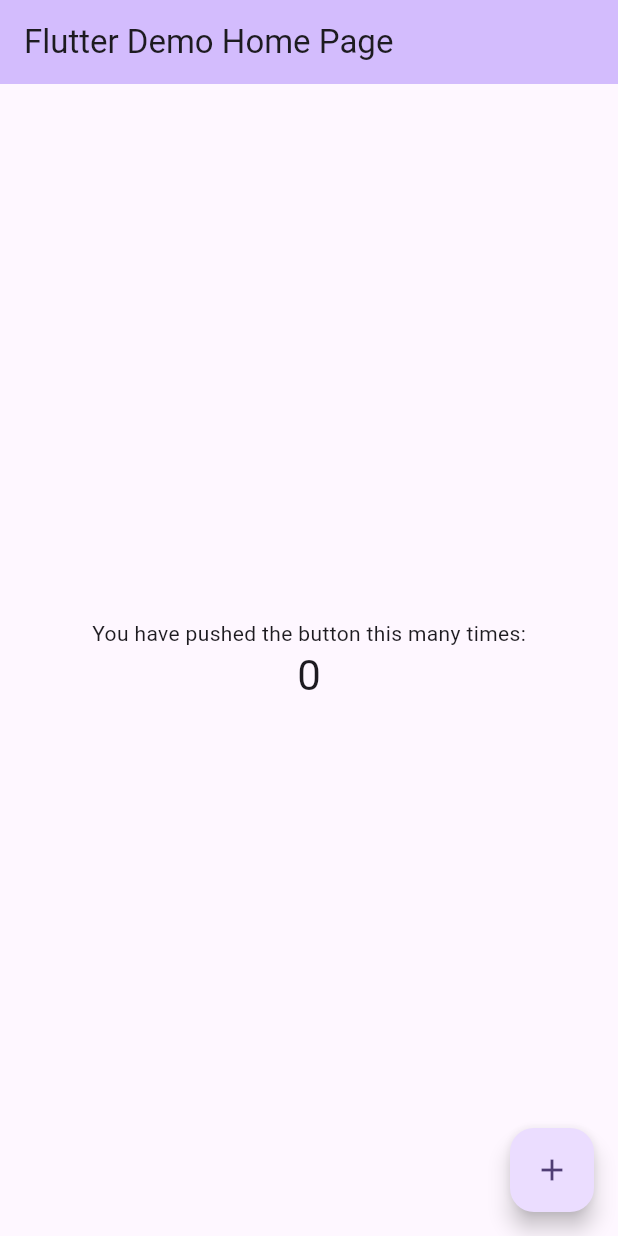
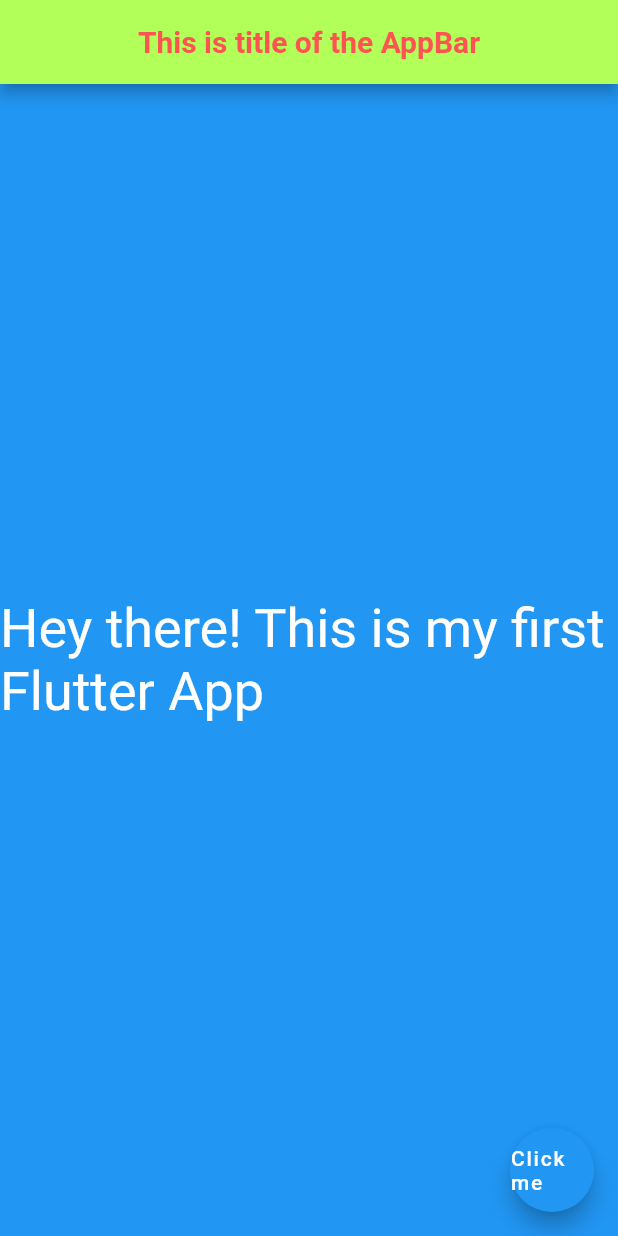
Before and after one commit to AzureSky007/app_1, a Flutter app: the screen it shows after launch, on a phone screen of 412 x 824 dp. Run offline on Flutter 3.47's test engine with Material 2 defaults, Android fonts, the phone set to English and light mode, and no system bars.

Commit message:
First Commit

```diff
--- a/lib/main.dart
+++ b/lib/main.dart
@@ -1,125 +1,26 @@
 import 'package:flutter/material.dart';
 
 void main() {
-  runApp(const MyApp());
+  runApp(
+      MaterialApp(
+          home: Scaffold(
+              backgroundColor: Colors.blue,
+              appBar: AppBar(
+                backgroundColor: Colors.lightGreenAccent,
+                centerTitle: true,
+                title: Text('This is title of the AppBar', style: TextStyle(
+                  color: Colors.redAccent, fontWeight: FontWeight.bold
+                ),)
+                ),
+            body: Center(
+              child: Text("Hey there! This is my first Flutter App", style: TextStyle(
+                fontSize: 36, color: Colors.white
+              ),),
+            ),
+            floatingActionButton: FloatingActionButton(
+              onPressed: () {},
+              child: Text('Click me'),
+            ),
+            )
+  ));
 }
-
-class MyApp extends StatelessWidget {
-  const MyApp({super.key});
-
-  // This widget is the root of your application.
-  @override
-  Widget build(BuildContext context) {
-    return MaterialApp(
-      title: 'Flutter Demo',
-      theme: ThemeData(
-        // This is the theme of your application.
-        //
-        // TRY THIS: Try running your application with "flutter run". You'll see
-        // the application has a blue toolbar. Then, without quitting the app,
-        // try changing the seedColor in the colorScheme below to Colors.green
-        // and then invoke "hot reload" (save your changes or press the "hot
-        // reload" button in a Flutter-supported IDE, or press "r" if you used
-        // the command line to start the app).
-        //
-        // Notice that the counter didn't reset back to zero; the application
-        // state is not lost during the reload. To reset the state, use hot
-        // restart instead.
-        //
-        // This works for code too, not just values: Most code changes can be
-        // tested with just a hot reload.
-        colorScheme: ColorScheme.fromSeed(seedColor: Colors.deepPurple),
-        useMaterial3: true,
-      ),
-      home: const MyHomePage(title: 'Flutter Demo Home Page'),
-    );
-  }
-}
-
-class MyHomePage extends StatefulWidget {
-  const MyHomePage({super.key, required this.title});
-
-  // This widget is the home page of your application. It is stateful, meaning
-  // that it has a State object (defined below) that contains fields that affect
-  // how it looks.
-
-  // This class is the configuration for the state. It holds the values (in this
-  // case the title) provided by the parent (in this case the App widget) and
-  // used by the build method of the State. Fields in a Widget subclass are
-  // always marked "final".
-
-  final String title;
-
-  @override
-  State<MyHomePage> createState() => _MyHomePageState();
-}
-
-class _MyHomePageState extends State<MyHomePage> {
-  int _counter = 0;
-
-  void _incrementCounter() {
-    setState(() {
-      // This call to setState tells the Flutter framework that something has
-      // changed in this State, which causes it to rerun the build method below
-      // so that the display can reflect the updated values. If we changed
-      // _counter without calling setState(), then the build method would not be
-      // called again, and so nothing would appear to happen.
-      _counter++;
-    });
-  }
-
-  @override
-  Widget build(BuildContext context) {
-    // This method is rerun every time setState is called, for instance as done
-    // by the _incrementCounter method above.
-    //
-    // The Flutter framework has been optimized to make rerunning build methods
-    // fast, so that you can just rebuild anything that needs updating rather
-    // than having to individually change instances of widgets.
-    return Scaffold(
-      appBar: AppBar(
-        // TRY THIS: Try changing the color here to a specific color (to
-        // Colors.amber, perhaps?) and trigger a hot reload to see the AppBar
-        // change color while the other colors stay the same.
-        backgroundColor: Theme.of(context).colorScheme.inversePrimary,
-        // Here we take the value from the MyHomePage object that was created by
-        // the App.build method, and use it to set our appbar title.
-        title: Text(widget.title),
-      ),
-      body: Center(
-        // Center is a layout widget. It takes a single child and positions it
-        // in the middle of the parent.
-        child: Column(
-          // Column is also a layout widget. It takes a list of children and
-          // arranges them vertically. By default, it sizes itself to fit its
-          // children horizontally, and tries to be as tall as its parent.
-          //
-          // Column has various properties to control how it sizes itself and
-          // how it positions its children. Here we use mainAxisAlignment to
-          // center the children vertically; the main axis here is the vertical
-          // axis because Columns are vertical (the cross axis would be
-          // horizontal).
-          //
-          // TRY THIS: Invoke "debug painting" (choose the "Toggle Debug Paint"
-          // action in the IDE, or press "p" in the console), to see the
-          // wireframe for each widget.
-          mainAxisAlignment: MainAxisAlignment.center,
-          children: <Widget>[
-            const Text(
-              'You have pushed the button this many times:',
-            ),
-            Text(
-              '$_counter',
-              style: Theme.of(context).textTheme.headlineMedium,
-            ),
-          ],
-        ),
-      ),
-      floatingActionButton: FloatingActionButton(
-        onPressed: _incrementCounter,
-        tooltip: 'Increment',
-        child: const Icon(Icons.add),
-      ), // This trailing comma makes auto-formatting nicer for build methods.
-    );
-  }
-}
```
